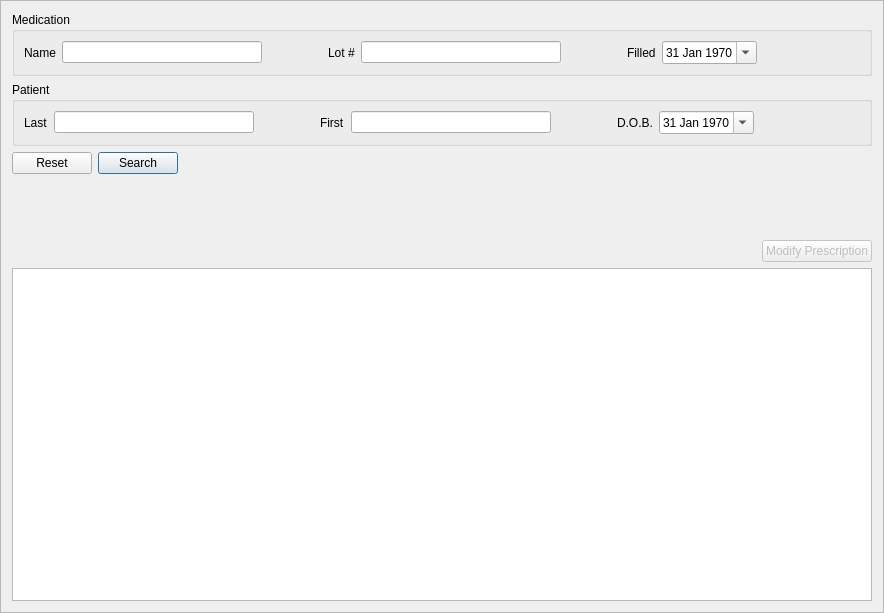
The window that mtrack/prescriptionsframe.ui (kyledevans/Medicine-Track) describes before a commit, drawn with Qt 5.
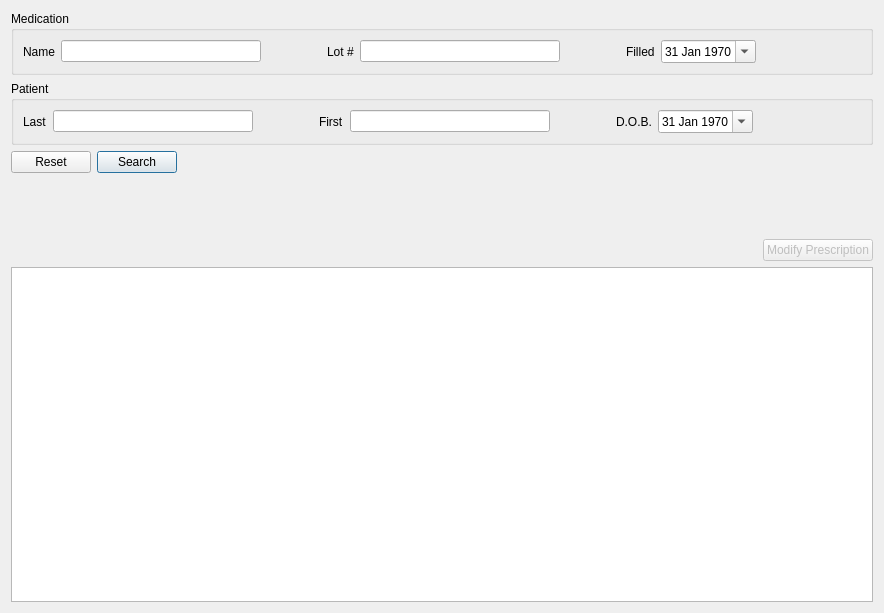
The same window after the commit.

Diff of the .ui file:
```diff
--- a/mtrack/prescriptionsframe.ui
+++ b/mtrack/prescriptionsframe.ui
@@ -14,10 +14,10 @@
    <string>Frame</string>
   </property>
   <property name="frameShape">
-   <enum>QFrame::StyledPanel</enum>
+   <enum>QFrame::NoFrame</enum>
   </property>
   <property name="frameShadow">
-   <enum>QFrame::Raised</enum>
+   <enum>QFrame::Plain</enum>
   </property>
   <layout class="QVBoxLayout" name="verticalLayout">
    <item>
```
